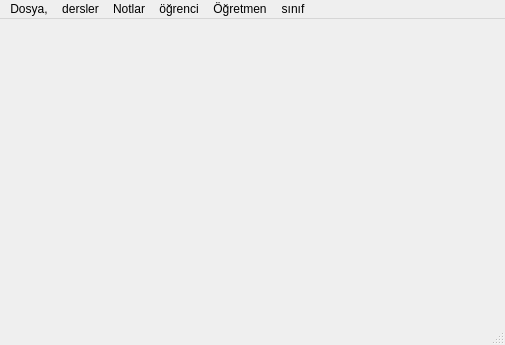
Old version of the form Gorsel/ana_pencere.ui in the repository sadededeoglu/okulprojesi.
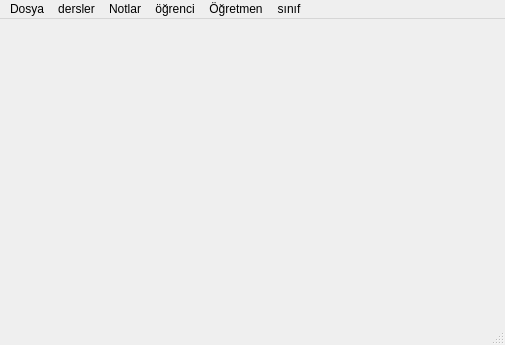
New version of the form. Icons and pictures are not drawn.

Patch:
```diff
--- a/Gorsel/ana_pencere.ui
+++ b/Gorsel/ana_pencere.ui
@@ -31,7 +31,7 @@
    </property>
    <widget class="QMenu" name="menudosya">
     <property name="title">
-     <string>Dosya,</string>
+     <string>Dosya</string>
     </property>
     <addaction name="actionac"/>
     <addaction name="actionkaydet"/>
```
Left out of the diff: 18 changed lines with no effect on the pictures.
